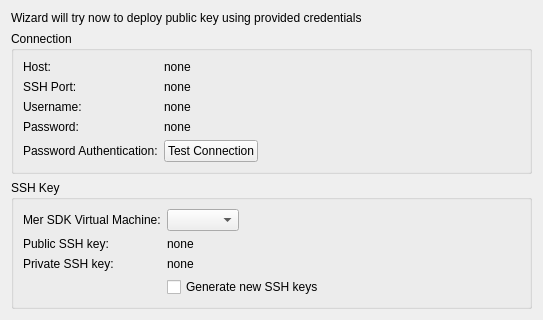
First picture: the form in src/plugins/mer/merhardwaredevicewizardkeypage.ui, repository sailfishos/sailfish-qtcreator, before the edit.
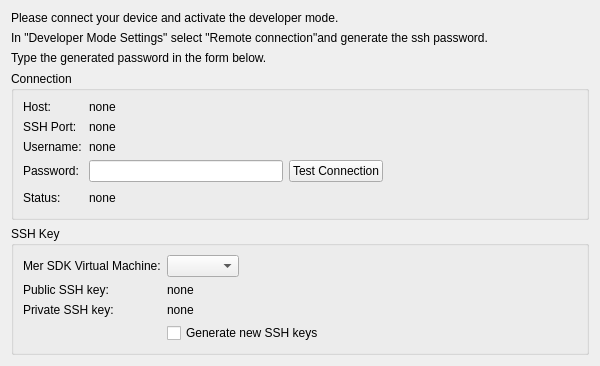
Second picture: the form after the edit.

What changed in the file:
```diff
--- a/src/plugins/mer/merhardwaredevicewizardkeypage.ui
+++ b/src/plugins/mer/merhardwaredevicewizardkeypage.ui
@@ -6,8 +6,8 @@
    <rect>
     <x>0</x>
     <y>0</y>
-    <width>543</width>
-    <height>296</height>
+    <width>600</width>
+    <height>344</height>
    </rect>
   </property>
   <property name="windowTitle">
@@ -17,7 +17,21 @@
    <item>
     <widget class="QLabel" name="label">
      <property name="text">
-      <string>Wizard will try now to deploy public key using provided credentials</string>
+      <string>Please connect your device and activate the developer mode.</string>
+     </property>
+    </widget>
+   </item>
+   <item>
+    <widget class="QLabel" name="infoLabel2">
+     <property name="text">
+      <string>In &quot;Developer Mode Settings&quot; select &quot;Remote connection&quot;and generate the ssh password. </string>
+     </property>
+    </widget>
+   </item>
+   <item>
+    <widget class="QLabel" name="infoLabel3">
+     <property name="text">
+      <string>Type the generated password in the form below.</string>
      </property>
     </widget>
    </item>
@@ -27,9 +41,6 @@
       <string>Connection</string>
      </property>
      <layout class="QFormLayout" name="formLayout">
-      <property name="fieldGrowthPolicy">
-       <enum>QFormLayout::ExpandingFieldsGrow</enum>
-      </property>
       <item row="0" column="0">
        <widget class="QLabel" name="hostLabel">
         <property name="text">
@@ -80,14 +91,10 @@
        </widget>
       </item>
       <item row="3" column="1">
-       <widget class="QLabel" name="passwordLabelEdit">
-        <property name="text">
-         <string>none</string>
-        </property>
-       </widget>
-      </item>
-      <item row="4" column="1">
-       <layout class="QHBoxLayout" name="horizontalLayout">
+       <layout class="QHBoxLayout" name="horizontalLayout_3">
+        <item>
+         <widget class="QLineEdit" name="passwordLineEdit"/>
+        </item>
         <item>
          <widget class="QPushButton" name="testButton">
           <property name="text">
@@ -96,7 +103,7 @@
          </widget>
         </item>
         <item>
-         <spacer name="horizontalSpacer">
+         <spacer name="horizontalSpacer_3">
           <property name="orientation">
            <enum>Qt::Horizontal</enum>
           </property>
@@ -113,10 +120,34 @@
       <item row="4" column="0">
        <widget class="QLabel" name="passwordAuthenticationLabel">
         <property name="text">
-         <string>Password Authentication:</string>
+         <string>Status:</string>
         </property>
        </widget>
       </item>
+      <item row="4" column="1">
+       <layout class="QHBoxLayout" name="horizontalLayout">
+        <item>
+         <widget class="QLabel" name="connectionLabelEdit">
+          <property name="text">
+           <string>none</string>
+          </property>
+         </widget>
+        </item>
+        <item>
+         <spacer name="horizontalSpacer">
+          <property name="orientation">
+           <enum>Qt::Horizontal</enum>
+          </property>
+          <property name="sizeHint" stdset="0">
+           <size>
+            <width>40</width>
+            <height>20</height>
+           </size>
+          </property>
+         </spacer>
+        </item>
+       </layout>
+      </item>
      </layout>
     </widget>
    </item>
```
Left out of the diff: 4 changed lines with no effect on the pictures.
